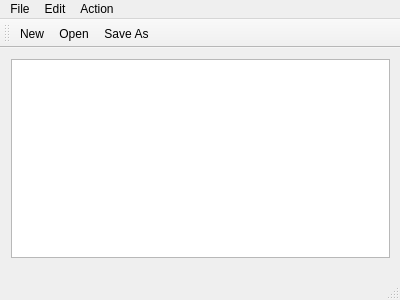
Before: the Qt Designer form mainwindow.ui in HagaiRaja/Mini-Photoshop, drawn with Qt 5.
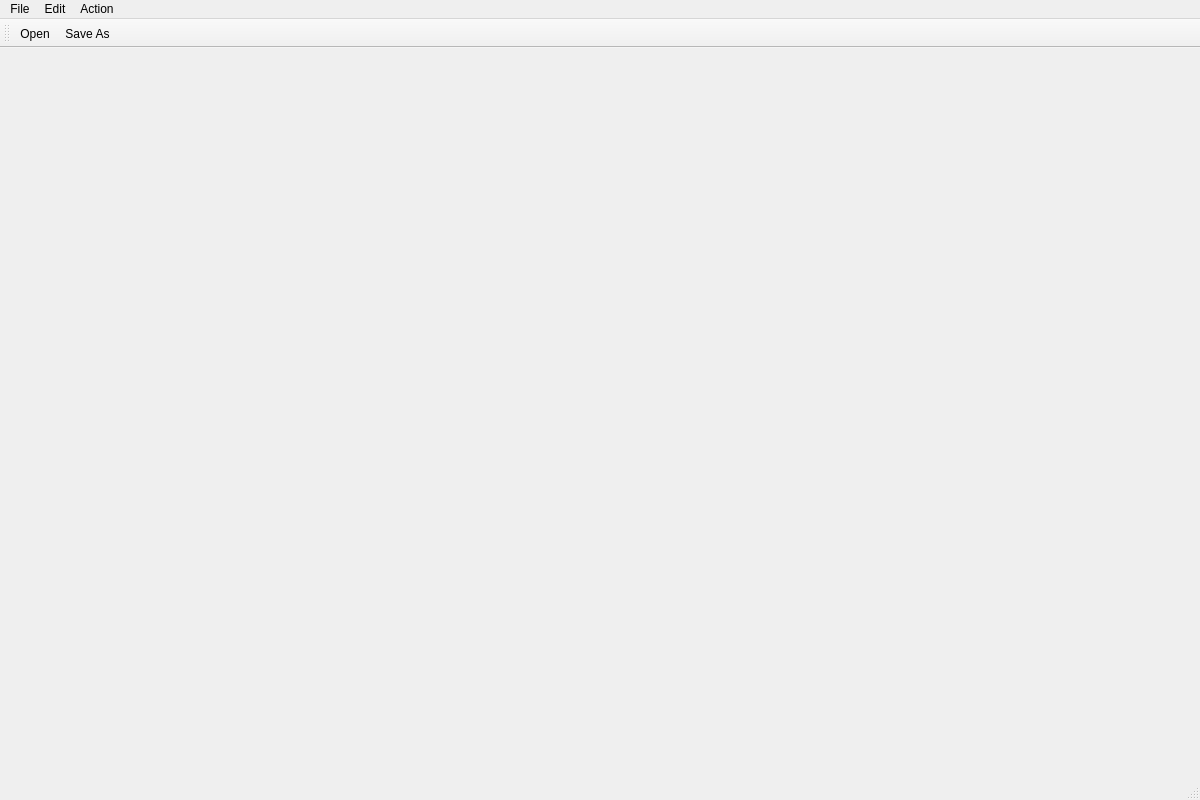
After: the same form once the commit is applied. Icons and pictures are not drawn.

Patch:
```diff
--- a/mainwindow.ui
+++ b/mainwindow.ui
@@ -6,8 +6,8 @@
    <rect>
     <x>0</x>
     <y>0</y>
-    <width>400</width>
-    <height>300</height>
+    <width>1200</width>
+    <height>800</height>
    </rect>
   </property>
   <property name="windowTitle">
@@ -23,11 +23,7 @@
       <height>221</height>
      </rect>
     </property>
-    <layout class="QVBoxLayout" name="verticalLayout">
-     <item>
-      <widget class="QTextEdit" name="textEdit"/>
-     </item>
-    </layout>
+    <layout class="QVBoxLayout" name="verticalLayout"/>
    </widget>
   </widget>
   <widget class="QMenuBar" name="menuBar">
@@ -35,7 +31,7 @@
     <rect>
      <x>0</x>
      <y>0</y>
-     <width>400</width>
+     <width>1200</width>
      <height>22</height>
     </rect>
    </property>
@@ -73,7 +69,6 @@
    <attribute name="toolBarBreak">
     <bool>false</bool>
    </attribute>
-   <addaction name="actionNew"/>
    <addaction name="actionOpen"/>
    <addaction name="actionSave_As"/>
   </widget>
@@ -96,15 +91,6 @@
     <string>Save As</string>
    </property>
   </action>
-  <action name="actionNew">
-   <property name="icon">
-    <iconset resource="resources.qrc">
-     <normaloff>:/img/img/New.bmp</normaloff>:/img/img/New.bmp</iconset>
-   </property>
-   <property name="text">
-    <string>New</string>
-   </property>
-  </action>
   <action name="actionExit">
    <property name="text">
     <string>Exit</string>
```
Left out of the diff: 1 changed line with no effect on the pictures.
